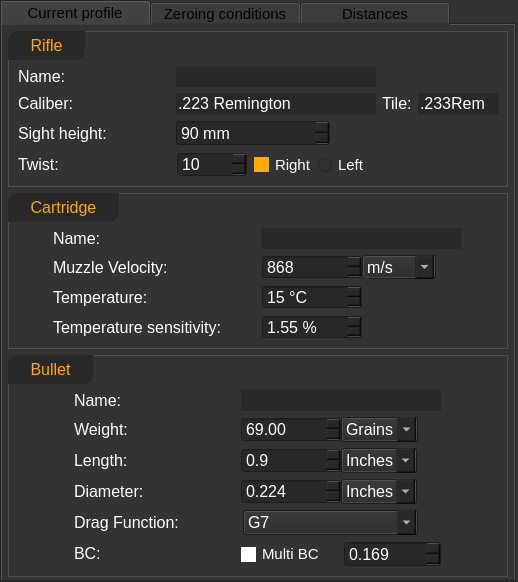
Before: the Qt Designer form ui_templates/profile_current.ui in o-murphy/archer_ballistics_constructor, drawn with Qt 5.
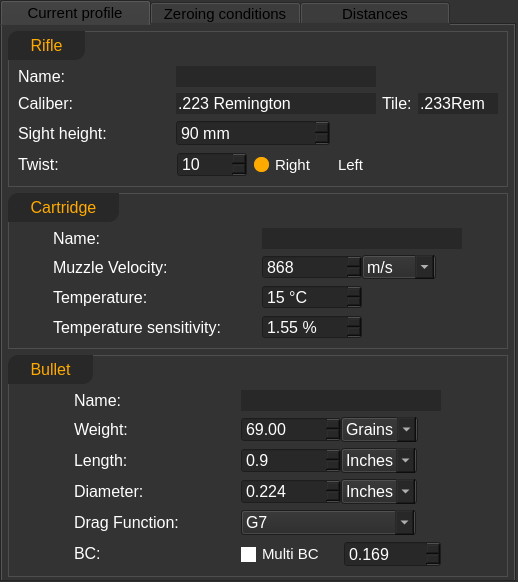
After: the same form once the commit is applied. Icons and pictures are not drawn.

```diff
--- a/ui_templates/profile_current.ui
+++ b/ui_templates/profile_current.ui
@@ -107,6 +107,12 @@
      width: 15px;
      height: 15px;
 }
+
+QRadioButton::indicator {
+		border: 0px;
+		border-radius: 7px;
+}
+
 QCheckBox::indicator:checked {
 	background-color: rgb(255, 170, 0);
     image: url(:/custom/res/custom/check.png);
@@ -114,6 +120,8 @@
 
 QRadioButton::indicator::checked {
 		background-color: rgb(255, 170, 0);
+		border: 0px;
+		border-radius: 7px;
 }
 
 
@@ -122,6 +130,11 @@
 	image: null;
 }
 
+QCheckBox::indicator:unchecked:hover {
+	background-color:  rgb(255, 170, 0);
+	image: url(:/custom/res/custom/check.png);
+}
+
 QCheckBox::disabled {
 	color: rgb(78, 78, 78);
 }
@@ -1659,6 +1672,12 @@
                  <verstretch>0</verstretch>
                 </sizepolicy>
                </property>
+               <property name="minimumSize">
+                <size>
+                 <width>24</width>
+                 <height>0</height>
+                </size>
+               </property>
                <property name="font">
                 <font>
                  <pointsize>8</pointsize>
```
Left out of the diff: 18 changed lines with no effect on the pictures.
